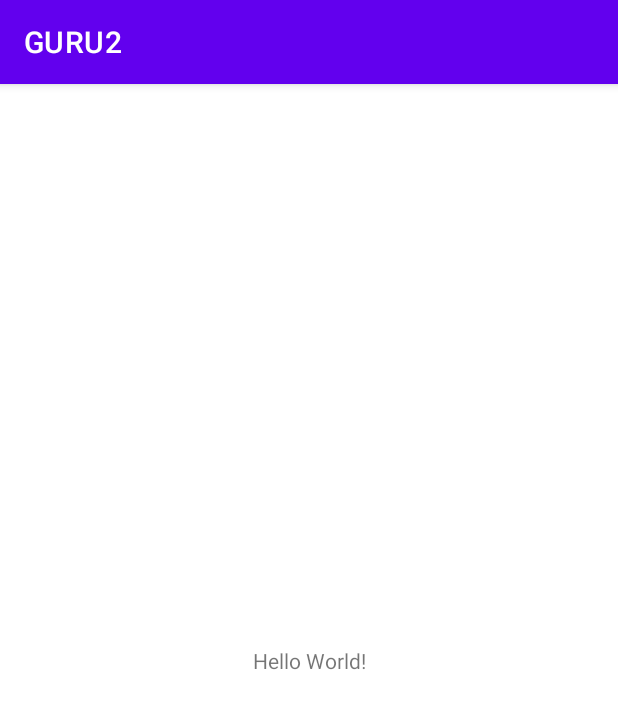
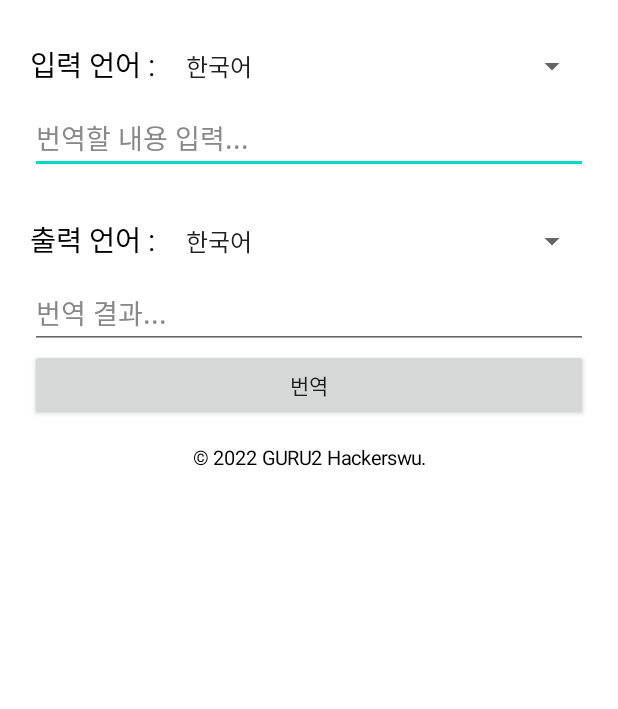
Before and after one commit to akrrkdgksdywjd/GURU2_Hackerswu, an Android app: the screen it shows after launch (MainActivity), on a phone screen of 412 x 824 dp. Shown: the top 709 px of the screen. Run offline under Robolectric (Android 15) with nearby library versions, the phone set to English and light mode, and no system bars.

Commit message:
translation function

```diff
--- a/app/build.gradle
+++ b/app/build.gradle
@@ -40,4 +40,5 @@ dependencies {
     testImplementation 'junit:junit:4.13.2'
     androidTestImplementation 'androidx.test.ext:junit:1.1.3'
     androidTestImplementation 'androidx.test.espresso:espresso-core:3.4.0'
+
 }
--- a/app/src/main/AndroidManifest.xml
+++ b/app/src/main/AndroidManifest.xml
@@ -1,7 +1,10 @@
 <?xml version="1.0" encoding="utf-8"?>
 <manifest xmlns:android="http://schemas.android.com/apk/res/android"
     xmlns:tools="http://schemas.android.com/tools"
-    package="com.example.guru2">
+    package="com.example.guru2"
+    >
+    <uses-permission android:name = "android.permission.INTERNET"/>
+
 
     <application
         android:allowBackup="true"
--- a/app/src/main/java/com/example/guru2/MainActivity.kt
+++ b/app/src/main/java/com/example/guru2/MainActivity.kt
@@ -1,11 +1,154 @@
 package com.example.guru2
 
-import androidx.appcompat.app.AppCompatActivity
+import android.app.Activity
+import android.graphics.Color
 import android.os.Bundle
+import android.os.StrictMode
+import android.view.Gravity
+import android.view.View
+import android.widget.*
+import org.json.JSONObject
+import java.io.*
+import java.net.HttpURLConnection
+import java.net.URL
+import java.net.URLEncoder
+import java.nio.charset.StandardCharsets
 
-class MainActivity : AppCompatActivity() {
+class MainActivity : Activity() {
+
     override fun onCreate(savedInstanceState: Bundle?) {
         super.onCreate(savedInstanceState)
-        setContentView(R.layout.activity_main)
+
+        StrictMode.enableDefaults()
+        val names = arrayOf("한국어", "영어", "일본어", "중국어 (간체)", "중국어 (번체)", "스페인어", "프랑스어", "베트남어", "태국어", "인도네시아어");
+        val codes = arrayOf("ko", "en", "ja", "zh-CN", "zh-TW", "es", "fr", "vi", "th", "id");
+        val langs = arrayOf(0, 0)
+
+        val layout = LinearLayout(this)
+        layout.orientation = 1
+
+        val lay1 = LinearLayout(this)
+        val lay2 = LinearLayout(this)
+        val txt1 = TextView(this)
+        val txt2 = EditText(this)
+        val trans = Button(this)
+        val txt3 = TextView(this)
+        val txt4 = EditText(this)
+
+        txt1.text = "입력 언어 : "
+        txt1.textSize = 19f
+        txt1.setTextColor(Color.BLACK)
+        lay1.addView(txt1)
+        val spin1 = Spinner(this)
+        spin1.adapter = ArrayAdapter(this, android.R.layout.simple_list_item_1, names)
+        spin1.layoutParams = LinearLayout.LayoutParams(-1, -2)
+        spin1.onItemSelectedListener = object : AdapterView.OnItemSelectedListener {
+            override fun onItemSelected(parent: AdapterView<*>, view: View, pos: Int, id: Long) {
+                langs[0] = pos
+            }
+
+            override fun onNothingSelected(parent: AdapterView<*>) {
+
+            }
+        }
+        lay1.addView(spin1)
+        layout.addView(lay1)
+
+        txt2.hint = "번역할 내용 입력..."
+        txt2.setTextColor(Color.BLACK)
+        txt2.setHintTextColor(Color.GRAY)
+        layout.addView(txt2)
+
+        val blank = TextView(this)
+        blank.text = " "
+        blank.textSize = 15f
+        layout.addView(blank)
+
+        txt3.text = "출력 언어 : "
+        txt3.textSize = 19f
+        txt3.setTextColor(Color.BLACK)
+        lay2.addView(txt3)
+        val spin2 = Spinner(this)
+        spin2.adapter = ArrayAdapter(this, android.R.layout.simple_list_item_1, names)
+        spin2.layoutParams = LinearLayout.LayoutParams(-1, -2)
+        spin2.onItemSelectedListener = object : AdapterView.OnItemSelectedListener {
+            override fun onItemSelected(parent: AdapterView<*>, view: View, pos: Int, id: Long) {
+                langs[1] = pos
+            }
+
+            override fun onNothingSelected(parent: AdapterView<*>) {
+
+            }
+        }
+        lay2.addView(spin2)
+        layout.addView(lay2)
+
+        txt4.hint = "번역 결과..."
+        txt4.setTextColor(Color.BLACK)
+        txt4.setHintTextColor(Color.GRAY)
+        layout.addView(txt4)
+
+        trans.text = "번역"
+        trans.setOnClickListener {
+            val input = txt2.text.toString().trim()
+            if (input == "") {
+                toast("번역할 내용을 입력되지 않았습니다.")
+            } else {
+                val output = translate(codes[langs[0]], codes[langs[1]], input)
+                if (output.equals("")) {
+                    toast("번역 실패")
+                } else {
+                    txt4.setText(output)
+                    toast("번역 결과 : " + output)
+                }
+            }
+        }
+        layout.addView(trans)
+
+        val maker = TextView(this)
+        maker.text = "\n© 2022 GURU2 Hackerswu.\n"
+        maker.textSize = 13f
+        maker.setTextColor(Color.BLACK)
+        maker.gravity = Gravity.CENTER
+        layout.addView(maker)
+
+        val pad = dip2px(20)
+        layout.setPadding(pad, pad, pad, pad)
+        val scroll = ScrollView(this)
+        scroll.addView(layout)
+        setContentView(scroll)
     }
+
+    private fun translate(lang1: String, lang2: String, value: String): String {
+        try {
+            val url = URL("https://openapi.naver.com/v1/papago/n2mt")
+            val con = url.openConnection() as HttpURLConnection
+            con.requestMethod = "POST"
+            con.connectTimeout = 5000
+            con.doOutput = true
+            con.setRequestProperty("X-Naver-Client-Id", "HV4o9xRP1G3z_kCvab_D")
+            con.setRequestProperty("X-Naver-Client-Secret", "CyQwGGYjyD")
+            val dos = DataOutputStream(con.outputStream)
+            dos.write(("source=" + lang1 + "&target=" + lang2 + "&text=" + URLEncoder.encode(value, "UTF-8")).toByteArray(StandardCharsets.UTF_8))
+            dos.flush()
+            val dis = DataInputStream(con.inputStream)
+            val br = BufferedReader(InputStreamReader(dis))
+            val res = br.readLine()
+            if (res == "") return "";
+            val data = JSONObject(res)
+            return data.getJSONObject("message").getJSONObject("result").getString("translatedText")
+        } catch (e: Exception) {
+//            toast(e.toString())
+        }
+        return ""
+    }
+
+    private fun toast(msg: String) {
+        Toast.makeText(this, msg, Toast.LENGTH_LONG).show()
+    }
+
+    private fun dip2px(dips: Int): Int {
+        return Math.ceil((dips * this.resources.displayMetrics.density).toDouble()).toInt()
+    }
+
 }
--- a/app/src/main/res/layout/activity_main.xml
+++ b/app/src/main/res/layout/activity_main.xml
@@ -6,13 +6,6 @@
     android:layout_height="match_parent"
     tools:context=".MainActivity">
 
-    <TextView
-        android:layout_width="wrap_content"
-        android:layout_height="wrap_content"
-        android:text="Hello World!"
-        app:layout_constraintBottom_toBottomOf="parent"
-        app:layout_constraintEnd_toEndOf="parent"
-        app:layout_constraintStart_toStartOf="parent"
-        app:layout_constraintTop_toTopOf="parent" />
+
 
 </androidx.constraintlayout.widget.ConstraintLayout>
--- /dev/null
+++ b/app/src/main/res/values/arrays.xml
@@ -0,0 +1,6 @@
+<?xml version="1.0" encoding="utf-8"?>
+<resources>
+    <string-array name="langs">
+        0707<item>영어</item>
+    </string-array>
+</resources>
```
